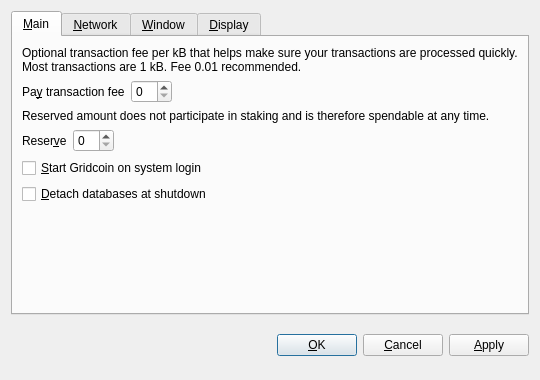
This is src/qt/forms/optionsdialog.ui in gridcoin-community/Gridcoin-Research as Qt 5 draws it before an edit. The edited form follows.
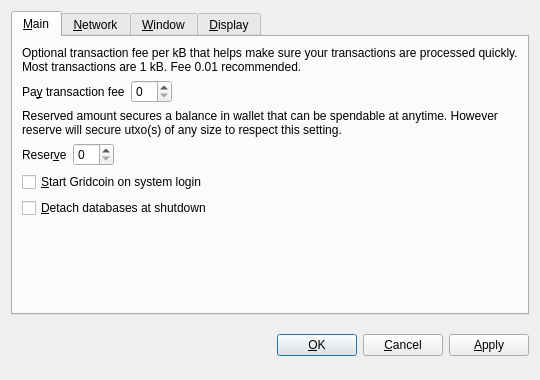
This is the edited form. Custom widgets are drawn as their Qt base class.

Commit message: change rpc/options form reserve balance information

Patch:
```diff
--- a/src/qt/forms/optionsdialog.ui
+++ b/src/qt/forms/optionsdialog.ui
@@ -79,7 +79,7 @@
        <item>
         <widget class="QLabel" name="reserveBalanceInfoLabel">
          <property name="text">
-          <string>Reserved amount does not participate in staking and is therefore spendable at any time.</string>
+          <string>Reserved amount secures a balance in wallet that can be spendable at anytime. However reserve will secure utxo(s) of any size to respect this setting.</string>
          </property>
          <property name="textFormat">
           <enum>Qt::PlainText</enum>
```
The commit also changes 1 other file.
